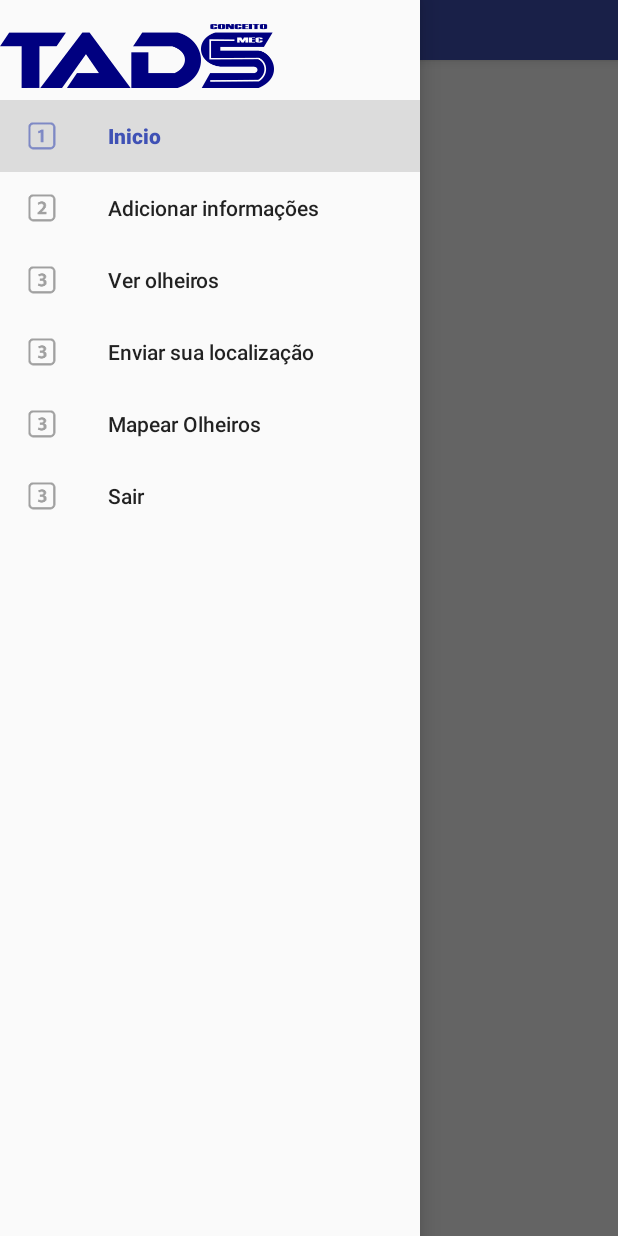
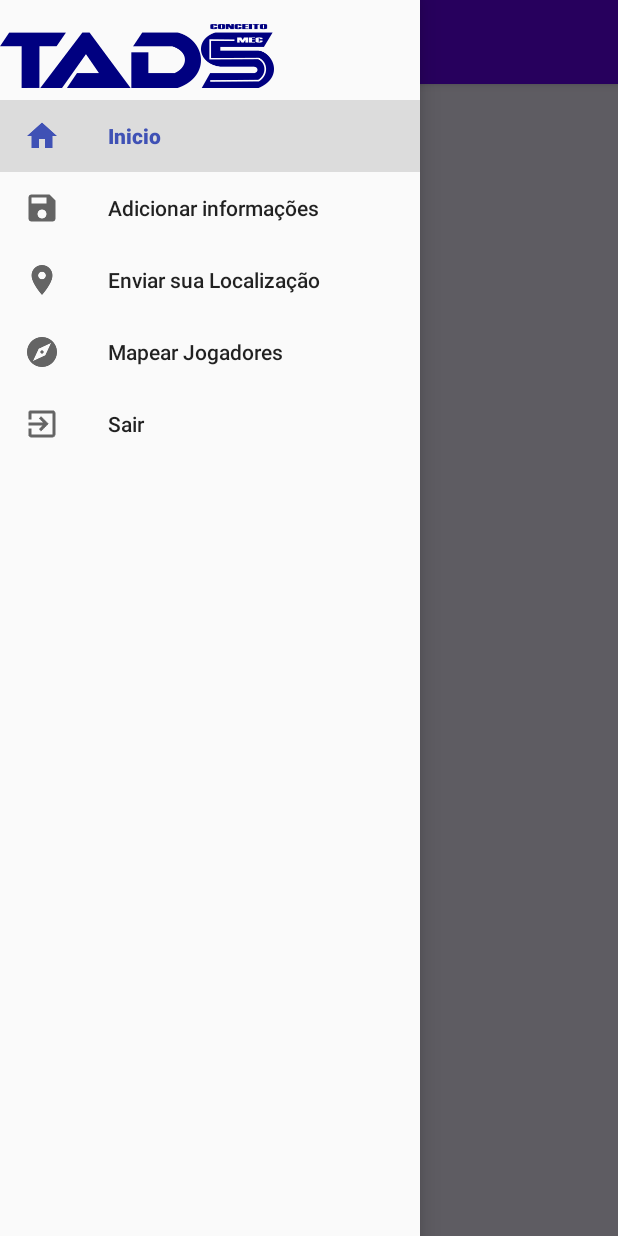
Before and after one commit to brunojamelli/GitfootJogador, an Android app: the screen it shows after launch once a user with an empty profile is signed in (JogadorActivity), with the side drawer open, on a phone screen of 412 x 824 dp. Run offline under Robolectric (Android 15) with nearby library versions, the phone set to English and light mode, and no system bars; our stand-ins replace CircleImageView, Firebase (no records; nobody signed in at launch, a user with empty details on screens opened directly); libraries missing offline, so code that uses them is left out: com.firebase.ui; 3 statements that could not run were skipped.

Commit message:
Organizando itens do navdrawer e alterando detalhes no layout.

```diff
--- a/app/src/main/res/layout/activity_jogador.xml
+++ b/app/src/main/res/layout/activity_jogador.xml
@@ -6,7 +6,8 @@
     android:layout_width="match_parent"
     android:layout_height="match_parent"
     android:id="@+id/drawer_layout"
-    android:fitsSystemWindows="true">
+    android:fitsSystemWindows="true"
+    android:background="@color/fundo">
 
     <android.support.design.widget.CoordinatorLayout
         android:layout_width="match_parent"
@@ -21,9 +22,10 @@
         <android.support.v7.widget.Toolbar
             android:id="@+id/toolbar"
             android:layout_width="match_parent"
-            android:layout_height="40dp"
+            android:layout_height="?attr/actionBarSize"
             app:popupTheme="@style/AppTheme.PopupOverlay"
-            android:background="@color/colorPrimary"
+            android:background="@color/purple"
+            app:titleTextColor="@color/colorWhite"
             />
 
 
--- a/app/src/main/res/layout/activity_main.xml
+++ b/app/src/main/res/layout/activity_main.xml
@@ -4,7 +4,8 @@
     xmlns:tools="http://schemas.android.com/tools"
     android:layout_width="match_parent"
     android:layout_height="match_parent"
-    tools:context=".MainActivity">
+    tools:context=".MainActivity"
+    android:background="@color/fundo">
 
     <!--
     <Button
--- a/app/src/main/res/layout/drawer_header.xml
+++ b/app/src/main/res/layout/drawer_header.xml
@@ -3,6 +3,7 @@
     android:orientation="vertical" android:layout_width="wrap_content"
     android:layout_height="wrap_content">
     <ImageView
+        android:id="@+id/logo_menu"
         android:src="@drawable/tads"
         android:layout_width="wrap_content"
         android:layout_height="wrap_content"
--- a/app/src/main/res/layout/fragment_inicio.xml
+++ b/app/src/main/res/layout/fragment_inicio.xml
@@ -5,7 +5,9 @@
     android:layout_width="match_parent"
     android:layout_height="match_parent"
     tools:context=".JogadorActivity"
-    tools:layout_editor_absoluteY="25dp">
+    tools:layout_editor_absoluteY="25dp"
+    android:paddingEnd="30dp"
+    android:paddingStart="30dp">
 
 
     <TextView
--- a/app/src/main/res/layout/toolbar.xml
+++ b/app/src/main/res/layout/toolbar.xml
@@ -2,7 +2,7 @@
 
     xmlns:android="http://schemas.android.com/apk/res/android"
     xmlns:app="http://schemas.android.com/apk/res-auto"
-    android:id="@+id/toolbar"
+    android:id="@+id/toolbar1"
     android:layout_height="wrap_content"
     android:layout_width="match_parent"
     android:fitsSystemWindows="true"
--- a/app/src/main/res/menu/global.xml
+++ /dev/null
@@ -1,6 +0,0 @@
-<menu xmlns:android="http://schemas.android.com/apk/res/android">
-    <item
-        android:id="@+id/action_settings"
-        android:orderInCategory="100"
-        android:title="@string/action_settings" />
-</menu>
--- a/app/src/main/res/menu/menu.xml
+++ b/app/src/main/res/menu/menu.xml
@@ -2,33 +2,28 @@
     <group android:checkableBehavior="single">
         <item
             android:id="@+id/nav_first_fragment"
-            android:icon="@drawable/um"
+            android:icon="@drawable/ic_home_black_48dp"
             android:title="Inicio"
             android:checked="true"/>
 
         <item
             android:id="@+id/nav_second_fragment"
-            android:icon="@drawable/dois"
+            android:icon="@drawable/ic_save_black_48dp"
             android:title="Adicionar informações" />
 
         <item
             android:id="@+id/nav_third_fragment"
-            android:icon="@drawable/tres"
-            android:title="Ver olheiros" />
-
-        <item
-            android:id="@+id/nav_fourth_fragment"
-            android:icon="@drawable/tres"
-            android:title="Enviar sua localização" />
+            android:icon="@drawable/ic_location_on_black_48dp"
+            android:title="Enviar sua Localização" />
 
         <item
             android:id="@+id/nav_fifth_fragment"
-            android:icon="@drawable/tres"
-            android:title="Mapear Olheiros" />
+            android:icon="@drawable/ic_explore_black_48dp"
+            android:title="Mapear Jogadores" />
 
         <item
             android:id="@+id/nav_sair"
-            android:icon="@drawable/tres"
+            android:icon="@drawable/ic_exit_to_app"
             android:title="Sair" />
 
     </group>
--- a/app/src/main/res/values/colors.xml
+++ b/app/src/main/res/values/colors.xml
@@ -5,4 +5,7 @@
     <color name="colorAccent">#FF4081</color>
     <color name="colorLaranja">#FF4500</color>
     <color name="colorWhite">#FFFFFF</color>
+    <color name="colorBarra">#304ffe</color>
+    <color name="purple">#6200ea</color>
+    <color name="fundo">#ede7f6</color>
 </resources>
```
Also changed, not shown: app/src/main/java/com/example/jamelli/gitfootjogador/JogadorActivity.java (+11 -21 lines), app/src/main/res/menu/nav_drawer.xml (deleted, +0 -22 lines), app/src/main/res/drawable-xxhdpi/ic_exit_to_app.png (added), app/src/main/res/drawable/ic_explore_black_48dp.png (added), app/src/main/res/drawable/ic_home_black_48dp.png (added), app/src/main/res/drawable/ic_location_on_black_48dp.png (added), app/src/main/res/drawable/ic_save_black_48dp.png (added).
